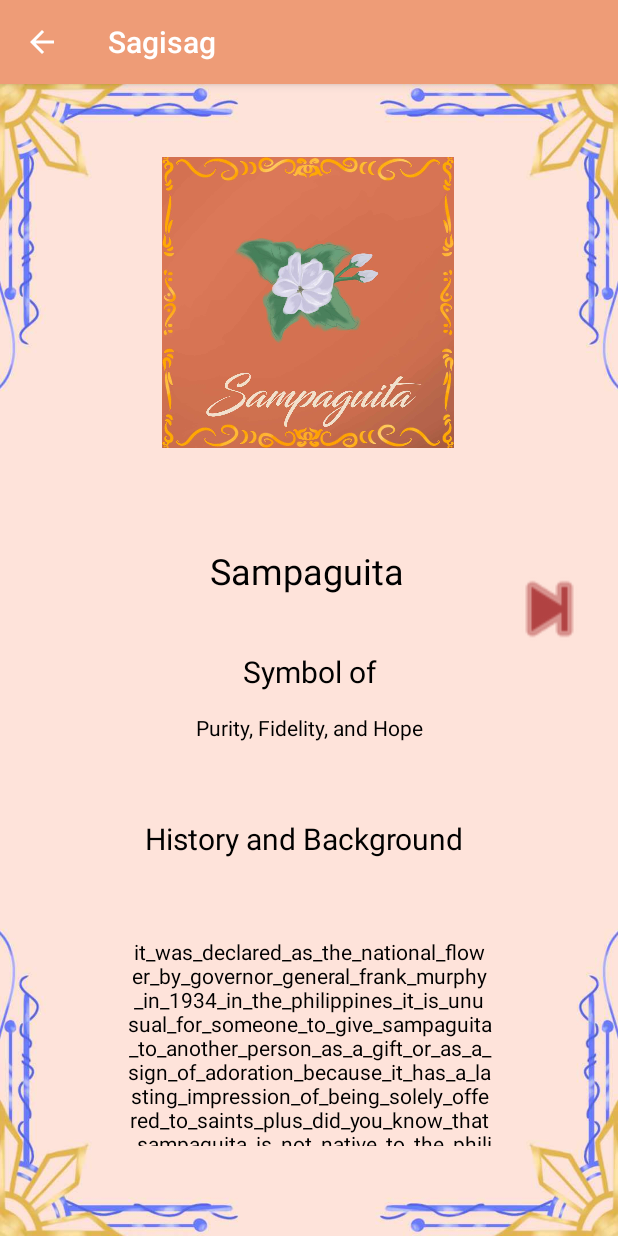
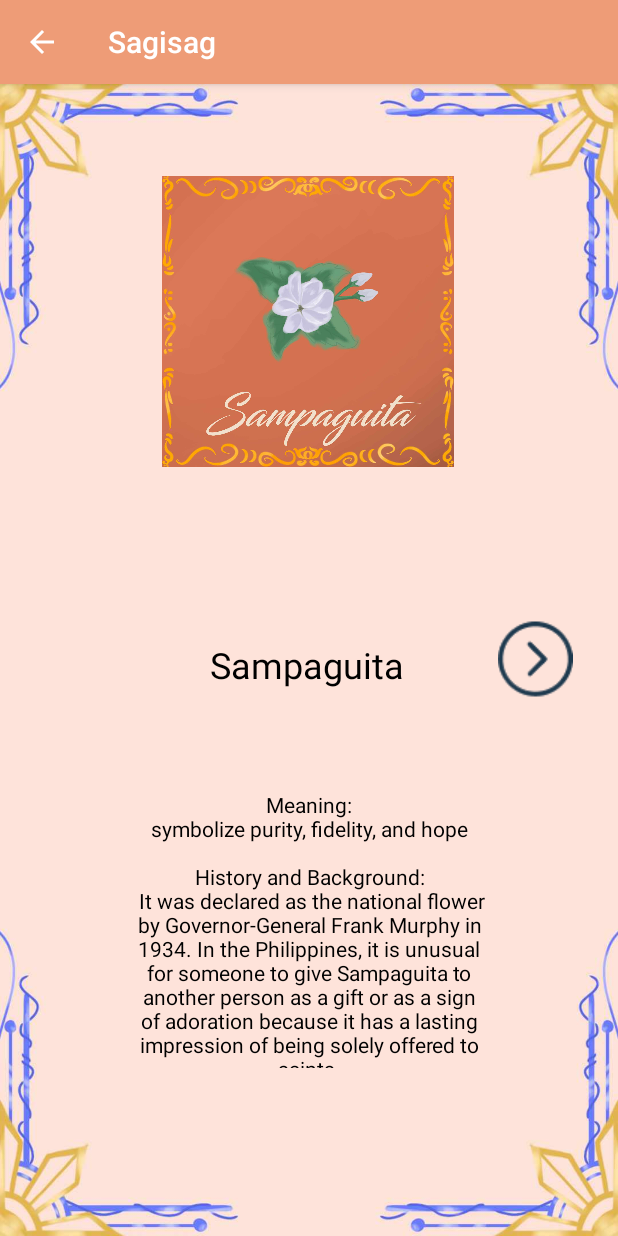
Before and after one commit to Sandoksalamat/Actual-Code-keme, an Android app: the Sampaguita screen opened directly, with no data from a screen before it, on a phone screen of 412 x 824 dp. Run offline under Robolectric (Android 15) with nearby library versions, the phone set to English and light mode, and no system bars.

Commit message:
- Linagyon ko content yung Sampaguita & Narra

```diff
--- a/app/src/main/java/com/example/sagisag/Sampaguita.java
+++ b/app/src/main/java/com/example/sagisag/Sampaguita.java
@@ -1,12 +1,10 @@
 package com.example.sagisag;
 
 import androidx.appcompat.app.AppCompatActivity;
-import androidx.core.view.GestureDetectorCompat;
 
 import android.content.Intent;
 import android.os.Bundle;
 import android.text.method.ScrollingMovementMethod;
-import android.view.GestureDetector;
 import android.view.View;
 import android.widget.Button;
 import android.widget.TextView;
@@ -22,7 +20,9 @@ public class Sampaguita extends AppCompatActivity {
 
         Button boton = findViewById(R.id.button3);
         textview = (TextView) findViewById(R.id.content_Sampag);
-        String xd = "it_was_declared_as_the_national_flower_by_governor_general_frank_murphy_in_1934_in_the_philippines_it_is_unusual_for_someone_to_give_sampaguita_to_another_person_as_a_gift_or_as_a_sign_of_adoration_because_it_has_a_lasting_impression_of_being_solely_offered_to_saints_plus_did_you_know_that_sampaguita_is_not_native_to_the_philippines_and_is_still_not_considered_a_naturalized_species_it_has_a_pantropical_distribution_and_is_commonly_cultivated_in_the_country_for_ornamental_purposes_the_sweet_smelling_flowers_are_often_made_into_garlands_and_perfumery_there_are_more_than_10_species_of_jasminum_in_the_philippines_and_8_species_are_considered_endemic_and_are_not_found_elsewhere_in_the_world";
+        String xd = "Meaning:\n symbolize purity, fidelity, and hope \n " +
+                "\n History and Background: \n It was declared as the national flower by Governor-General Frank Murphy in 1934. In the Philippines, it is unusual for someone to give Sampaguita to another person as a gift or as a sign of adoration because it has a lasting impression of being solely offered to saints.\n " +
+                "\n Other Info:\n Did you know that Sampaguita is not native to the Philippines and is still not considered a naturalized species? It has a pantropical distribution and is commonly cultivated in the country for ornamental purposes. The sweet-smelling flowers are often made into garlands and perfumery. There are more than 10 species of Jasminum in the Philippines and 8 species are considered endemic and are not found elsewhere in the world. \n";
         textview.setText(xd);
         textview.setMovementMethod(new ScrollingMovementMethod());
 
--- a/app/src/main/res/layout/activity_sampaguita.xml
+++ b/app/src/main/res/layout/activity_sampaguita.xml
@@ -18,9 +18,47 @@
         app:layout_constraintHorizontal_bias="0.497"
         app:layout_constraintStart_toStartOf="parent"
         app:layout_constraintTop_toTopOf="parent"
-        app:layout_constraintVertical_bias="0.085"
+        app:layout_constraintVertical_bias="0.107"
         app:srcCompat="@drawable/sampaguita"
         tools:srcCompat="@drawable/sampaguita" />
+
+    <Button
+        android:id="@+id/button3"
+        android:layout_width="63dp"
+        android:layout_height="76dp"
+        android:height="@android:dimen/app_icon_size"
+        android:background="#00FFFFFF"
+        android:contentDescription="@string/app_name"
+        android:foreground="@drawable/rightbutton"
+        android:foregroundGravity="center"
+        android:foregroundTint="#1D394E"
+        android:scaleX="1"
+        android:scaleY="1"
+        android:shadowColor="#000000"
+        android:textSize="34sp"
+        app:layout_constraintBottom_toBottomOf="parent"
+        app:layout_constraintEnd_toEndOf="parent"
+        app:layout_constraintHorizontal_bias="0.933"
+        app:layout_constraintStart_toStartOf="parent"
+        app:layout_constraintTop_toTopOf="parent"
+        app:layout_constraintVertical_bias="0.499" />
+
+    <TextView
+        android:id="@+id/content_Sampag"
+        android:layout_width="243dp"
+        android:layout_height="185dp"
+        android:text="Meaning:\n symbolize purity, fidelity, and hope \n
+\n History and Background:\n It was declared as the national flower by Governor-General Frank Murphy in 1934. In the Philippines, it is unusual for someone to give Sampaguita to another person as a gift or as a sign of adoration because it has a lasting impression of being solely offered to saints.\n
+\n Other Info:\n Did you know that Sampaguita is not native to the Philippines and is still not considered a naturalized species? It has a pantropical distribution and is commonly cultivated in the country for ornamental purposes. The sweet-smelling flowers are often made into garlands and perfumery. There are more than 10 species of Jasminum in the Philippines and 8 species are considered endemic and are not found elsewhere in the world.
+"
+        android:textAlignment="center"
+        android:textColor="#000000"
+        app:layout_constraintBottom_toBottomOf="parent"
+        app:layout_constraintEnd_toEndOf="parent"
+        app:layout_constraintStart_toStartOf="parent"
+        app:layout_constraintTop_toTopOf="parent"
+        app:layout_constraintVertical_bias="0.808"
+        tools:ignore="HardcodedText" />
 
     <TextView
         android:id="@+id/Name_Sampag"
@@ -35,83 +73,6 @@
         app:layout_constraintHorizontal_bias="0.497"
         app:layout_constraintStart_toStartOf="parent"
         app:layout_constraintTop_toTopOf="parent"
-        app:layout_constraintVertical_bias="0.431" />
-
-    <TextView
-        android:id="@+id/content_Sampag"
-        android:layout_width="245dp"
-        android:layout_height="139dp"
-        android:text="@string/it_was_declared_as_the_national_flower_by_governor_general_frank_murphy_in_1934_in_the_philippines_it_is_unusual_for_someone_to_give_sampaguita_to_another_person_as_a_gift_or_as_a_sign_of_adoration_because_it_has_a_lasting_impression_of_being_solely_offered_to_saints_plus_did_you_know_that_sampaguita_is_not_native_to_the_philippines_and_is_still_not_considered_a_naturalized_species_it_has_a_pantropical_distribution_and_is_commonly_cultivated_in_the_country_for_ornamental_purposes_the_sweet_smelling_flowers_are_often_made_into_garlands_and_perfumery_there_are_more_than_10_species_of_jasminum_in_the_philippines_and_8_species_are_considered_endemic_and_are_not_found_elsewhere_in_the_world"
-        android:textAlignment="center"
-        android:textColor="#000000"
-        app:layout_constraintBottom_toBottomOf="parent"
-        app:layout_constraintEnd_toEndOf="parent"
-        app:layout_constraintStart_toStartOf="parent"
-        app:layout_constraintTop_toTopOf="parent"
-        app:layout_constraintVertical_bias="0.905" />
-
-    <TextView
-        android:id="@+id/textView4"
-        android:layout_width="215dp"
-        android:layout_height="32dp"
-        android:text="@string/symbol_of"
-        android:textAlignment="center"
-        android:textColor="#000000"
-        android:textSize="20sp"
-        app:layout_constraintBottom_toBottomOf="parent"
-        app:layout_constraintEnd_toEndOf="parent"
-        app:layout_constraintStart_toStartOf="parent"
-        app:layout_constraintTop_toTopOf="parent"
-        app:layout_constraintVertical_bias="0.514" />
-
-    <TextView
-        android:id="@+id/textView5"
-        android:layout_width="215dp"
-        android:layout_height="32dp"
-        android:text="@string/purity_fidelity_and_hope"
-        android:textAlignment="center"
-        android:textColor="#000000"
-        android:textSize="14sp"
-        app:layout_constraintBottom_toBottomOf="parent"
-        app:layout_constraintEnd_toEndOf="parent"
-        app:layout_constraintStart_toStartOf="parent"
-        app:layout_constraintTop_toTopOf="parent"
-        app:layout_constraintVertical_bias="0.57" />
-
-    <TextView
-        android:id="@+id/textView2"
-        android:layout_width="215dp"
-        android:layout_height="32dp"
-        android:text="History and Background"
-        android:textAlignment="center"
-        android:textColor="#000000"
-        android:textSize="20sp"
-        app:layout_constraintBottom_toBottomOf="parent"
-        app:layout_constraintEnd_toEndOf="parent"
-        app:layout_constraintHorizontal_bias="0.484"
-        app:layout_constraintStart_toStartOf="parent"
-        app:layout_constraintTop_toTopOf="parent"
-        app:layout_constraintVertical_bias="0.665" />
-
-    <Button
-        android:id="@+id/button3"
-        android:layout_width="87dp"
-        android:layout_height="92dp"
-        android:height="@android:dimen/app_icon_size"
-        android:background="#00FFFFFF"
-        android:contentDescription="@string/app_name"
-        android:foreground="@android:drawable/ic_media_next"
-        android:foregroundGravity="center"
-        android:foregroundTint="#B14242"
-        android:scaleX="2"
-        android:scaleY="2"
-        android:shadowColor="#000000"
-        android:textSize="34sp"
-        app:layout_constraintBottom_toBottomOf="parent"
-        app:layout_constraintEnd_toEndOf="parent"
-        app:layout_constraintHorizontal_bias="0.996"
-        app:layout_constraintStart_toStartOf="parent"
-        app:layout_constraintTop_toTopOf="parent"
-        app:layout_constraintVertical_bias="0.45" />
+        app:layout_constraintVertical_bias="0.519" />
 
 </androidx.constraintlayout.widget.ConstraintLayout>
--- a/app/src/main/res/values/strings.xml
+++ b/app/src/main/res/values/strings.xml
@@ -13,4 +13,5 @@
     <string name="lofty_ideals_of_filipino">Lofty Ideals of Filipino</string>
     <string name="history_and_background">History and Background</string>
     <string name="narra">Narra</string>
+    <string name="meaning_br_symbolize_purity_fidelity_and_hope"><![CDATA[Meaning: <br/> symbolize purity, fidelity, and hope]]></string>
 </resources>
```
Also changed, not shown: app/src/main/java/com/example/sagisag/Narra.java (+24 -1 lines), app/src/main/res/layout/activity_main.xml (+39 -15 lines), app/src/main/res/layout/activity_narra.xml (+71 -63 lines), app/src/main/res/drawable/leftbutton.png (added), app/src/main/res/drawable/mainbg.png (added), app/src/main/res/drawable/rightbutton.png (added).
